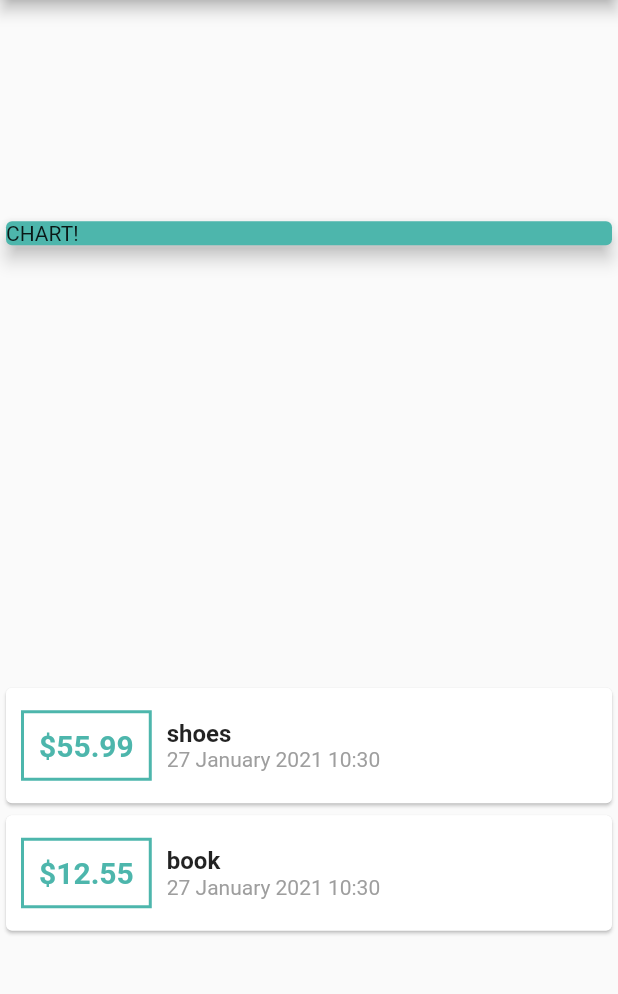
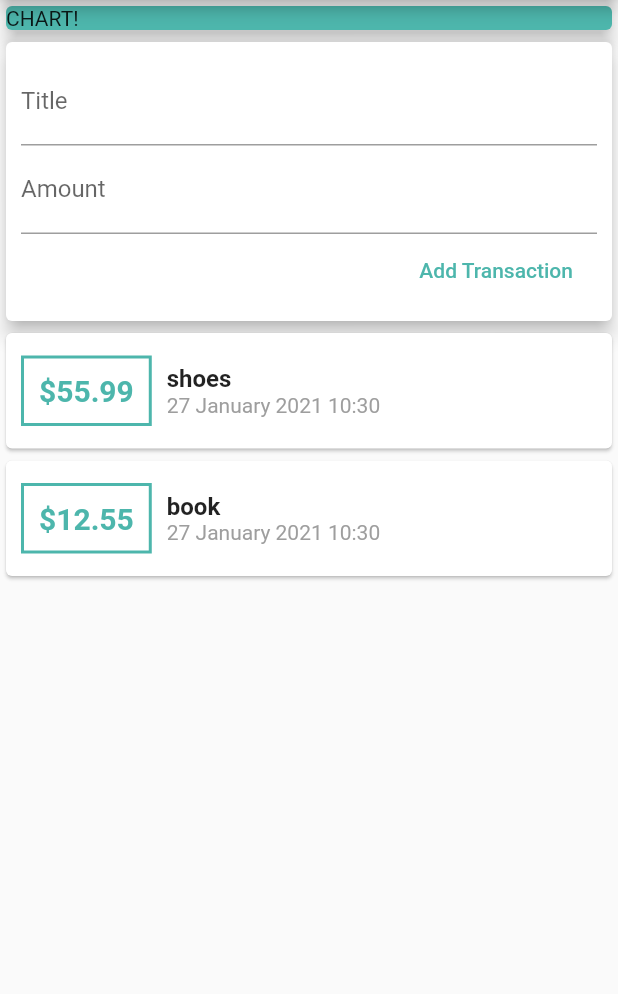
Before and after one commit to Dzen819/expences, a Flutter app: the screen it shows after launch, on a phone screen of 412 x 824 dp, the part 84-1078 px from its top. Run offline on Flutter 3.47's test engine with Material 2 defaults, Android fonts, the phone set to English and light mode, and no system bars.

Commit message:
confusing things

```diff
--- a/lib/main.dart
+++ b/lib/main.dart
@@ -1,7 +1,5 @@
-import 'package:expences/transaction.dart';
+import 'package:expences/widgets/user_transactions.dart';
 import 'package:flutter/material.dart';
-import 'package:intl/intl.dart';
-
 
 void main() => runApp(MyApp());
 
@@ -16,20 +14,7 @@
 }
 
 class MyHomePage extends StatelessWidget {
-  final List<Transaction> transactions = [
-    Transaction(
-      id: "t1",
-      title: "shoes",
-      amount: 55.99,
-      date: DateTime.now(),
-    ),
-    Transaction(
-      id: "t2",
-      title: "book",
-      amount: 12.55,
-      date: DateTime.now(),
-    ),
-  ];
+
 
   @override
   Widget build(BuildContext context) {
@@ -42,7 +27,7 @@
         ),
       ),
       body: Column(
-        mainAxisAlignment: MainAxisAlignment.spaceAround,
+        //mainAxisAlignment: MainAxisAlignment.spaceAround,
         crossAxisAlignment: CrossAxisAlignment.stretch,
         children: <Widget>[
           Container(
@@ -53,55 +38,7 @@
               elevation: 5,
             ),
           ),
-          Column(
-            children: transactions.map((tx) {
-              return Card(
-                child: Row(
-                  children: <Widget>[
-                    Container(
-                      margin: EdgeInsets.symmetric(
-                        horizontal: 10,
-                        vertical: 15,
-                      ),
-                      decoration: BoxDecoration(
-                        border: Border.all(
-                          width: 2,
-                          color: Colors.teal[300],
-                        ),
-                      ),
-                      padding: EdgeInsets.all(10),
-                      child: Text(
-                        '\$${tx.amount}',
-                        style: TextStyle(
-                          fontWeight: FontWeight.bold,
-                          fontSize: 20,
-                          color: Colors.teal[300],
-                        ),
-                      ),
-                    ),
-                    Column(
-                      crossAxisAlignment: CrossAxisAlignment.start,
-                      children: <Widget>[
-                        Text(
-                          tx.title,
-                          style: TextStyle(
-                            fontSize: 16,
-                            fontWeight: FontWeight.bold,
-                          ),
-                        ),
-                        Text(
-                          DateFormat('dd MMMM yyyy H:mm').format(tx.date),
-                          style: TextStyle(
-                            color: Colors.grey,
-                          ),
-                        ),
-                      ],
-                    ),
-                  ],
-                ),
-              );
-            }).toList(),
-          ),
+          UserTransactions(),
         ],
       ),
     );
--- /dev/null
+++ b/lib/widgets/new_transaction.dart
@@ -0,0 +1,43 @@
+import 'package:flutter/material.dart';
+
+class NewTransaction extends StatelessWidget {
+  final Function addTx;
+  final titleController = TextEditingController();
+  final amountController = TextEditingController();
+
+  NewTransaction(this.addTx);
+  @override
+  Widget build(BuildContext context) {
+    return Card(
+      elevation: 5,
+      child: Container(
+        padding: EdgeInsets.all(10),
+        child: Column(
+          crossAxisAlignment: CrossAxisAlignment.end,
+          children: <Widget>[
+            TextField(
+              decoration: InputDecoration(labelText: 'Title'),
+              controller: titleController,
+            ),
+            TextField(
+              decoration: InputDecoration(labelText: 'Amount'),
+              controller: amountController,
+            ),
+            FlatButton(
+              onPressed: () {
+                addTx(
+                  titleController.text,
+                  double.parse(amountController.text),
+                );
+              },
+              textColor: Colors.teal[300],
+              child: Text(
+                'Add Transaction',
+              ),
+            )
+          ],
+        ),
+      ),
+    );
+  }
+}
--- /dev/null
+++ b/lib/widgets/transaction_list.dart
@@ -0,0 +1,61 @@
+import 'package:expences/models/transaction.dart';
+import 'package:flutter/material.dart';
+import 'package:intl/intl.dart';
+
+class TransactionsList extends StatelessWidget {
+  final List<Transaction> transactions;
+
+  TransactionsList(this.transactions);
+ @override
+  Widget build(BuildContext context) {
+    return Column(
+            children: transactions.map((tx) {
+              return Card(
+                child: Row(
+                  children: <Widget>[
+                    Container(
+                      margin: EdgeInsets.symmetric(
+                        horizontal: 10,
+                        vertical: 15,
+                      ),
+                      decoration: BoxDecoration(
+                        border: Border.all(
+                          width: 2,
+                          color: Colors.teal[300],
+                        ),
+                      ),
+                      padding: EdgeInsets.all(10),
+                      child: Text(
+                        '\$${tx.amount}',
+                        style: TextStyle(
+                          fontWeight: FontWeight.bold,
+                          fontSize: 20,
+                          color: Colors.teal[300],
+                        ),
+                      ),
+                    ),
+                    Column(
+                      crossAxisAlignment: CrossAxisAlignment.start,
+                      children: <Widget>[
+                        Text(
+                          tx.title,
+                          style: TextStyle(
+                            fontSize: 16,
+                            fontWeight: FontWeight.bold,
+                          ),
+                        ),
+                        Text(
+                          DateFormat('dd MMMM yyyy H:mm').format(tx.date),
+                          style: TextStyle(
+                            color: Colors.grey,
+                          ),
+                        ),
+                      ],
+                    ),
+                  ],
+                ),
+              );
+            }).toList(),
+          );
+  }
+}
--- /dev/null
+++ b/lib/widgets/user_transactions.dart
@@ -0,0 +1,53 @@
+import 'package:expences/widgets/new_transaction.dart';
+import 'package:expences/widgets/transaction_list.dart';
+import 'package:flutter/material.dart';
+import '../models/transaction.dart';
+
+class UserTransactions extends StatefulWidget {
+  @override
+  _UserTransactionsState createState() => _UserTransactionsState();
+}
+
+class _UserTransactionsState extends State<UserTransactions> {
+  final List<Transaction> _userTransactions = [
+    Transaction(
+      id: "t1",
+      title: "shoes",
+      amount: 55.99,
+      date: DateTime.now(),
+    ),
+    Transaction(
+      id: "t2",
+      title: "book",
+      amount: 12.55,
+      date: DateTime.now(),
+    ),
+  ];
+
+  void _addNewTransaction(
+    String txTitle,
+    double txAmount,
+  ) {
+    final newTx = Transaction(
+      title: txTitle,
+      amount: txAmount,
+      date: DateTime.now(),
+      id: DateTime.now().toString(),
+    );
+    setState((){
+      _userTransactions.add(newTx);
+    });
+  }
+
+
+
+  @override
+  Widget build(BuildContext context) {
+    return Column(
+      children: <Widget>[
+        NewTransaction(_addNewTransaction),
+        TransactionsList(_userTransactions),
+      ],
+    );
+  }
+}
```
Also changed, not shown: lib/models/transaction.dart (renamed from lib/transaction.dart).
